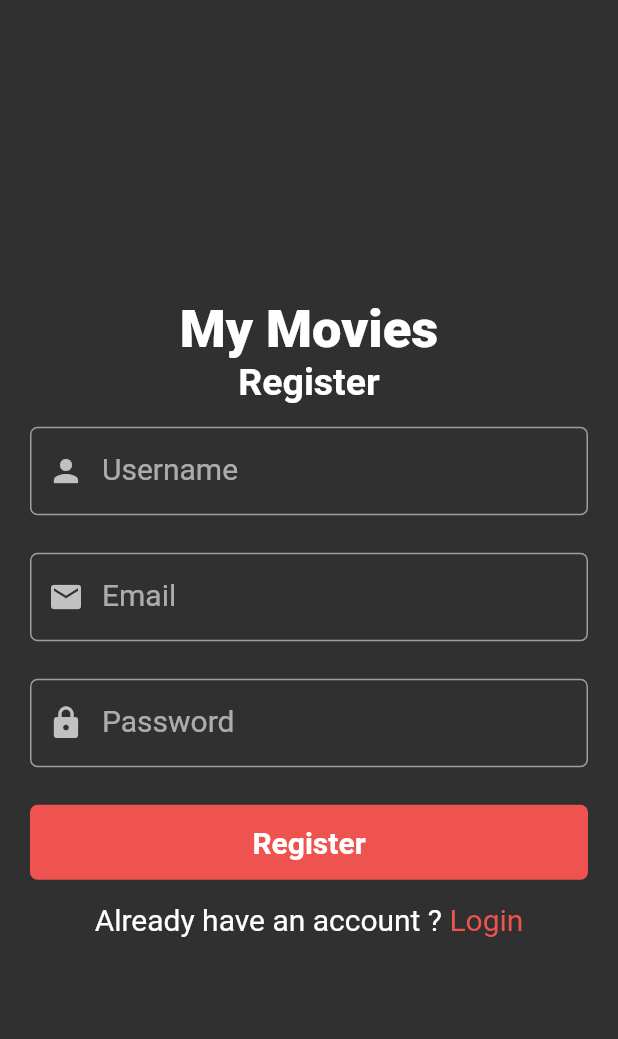
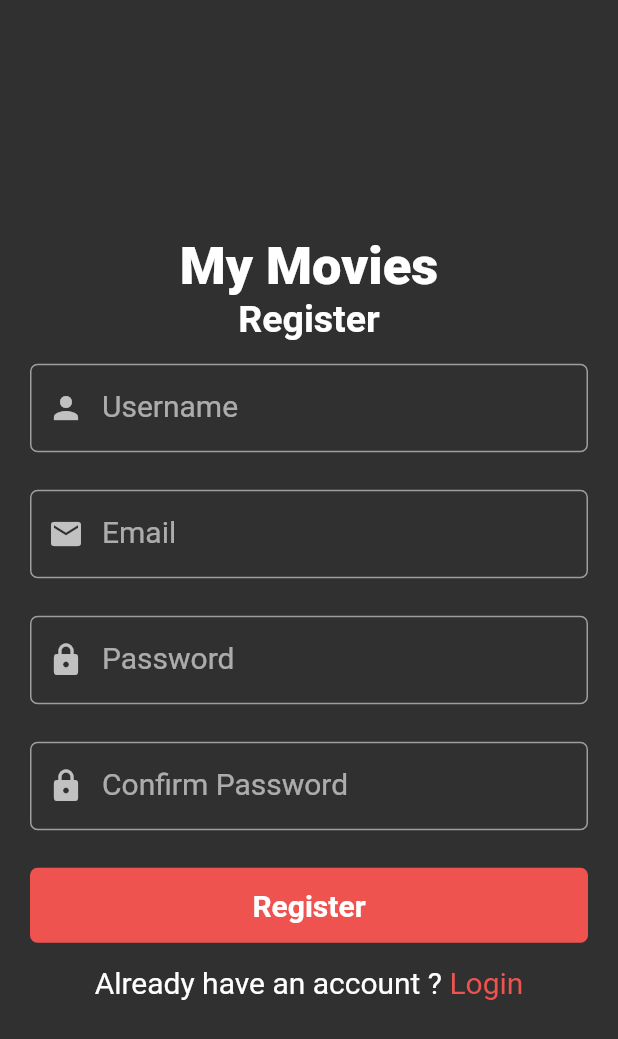
Before and after one commit to UltraViolet33/Movies-Apps, a Flutter app: the screen it shows after launch, after a tap on "Register", on a phone screen of 412 x 824 dp. Shown: the top 1039 px of the screen. Run offline on Flutter 3.47's test engine with Material 2 defaults, Android fonts, the phone set to English and light mode, and no system bars.

Commit message:
create auth_controller

```diff
--- /dev/null
+++ b/app/lib/controllers/auth_controller.dart
@@ -0,0 +1,19 @@
+import 'package:http/http.dart' as http;
+
+class AuthController {
+  static final _client = http.Client();
+
+  static var _registerUrl = Uri.parse("http://127.0.0.1:5000/sign-up");
+
+  static registerUser(String email, String username, String password,
+      String passwordConfirmation) async {
+    // http.Response response = await _client.post(_registerUrl, body: {
+    //   "email": email,
+    //   "username": username,
+    //   "password": password,
+    //   "passwordConfirmation": passwordConfirmation
+    // });
+
+    print(email);
+  }
+}
--- a/app/lib/views/auth/register_screen.dart
+++ b/app/lib/views/auth/register_screen.dart
@@ -1,4 +1,5 @@
 import 'package:app/constants.dart';
+import 'package:app/controllers/auth_controller.dart';
 import 'package:app/views/widgets/text_input_field.dart';
 import 'package:flutter/material.dart';
 
@@ -8,11 +9,17 @@ class RegisterScreen extends StatelessWidget {
   final TextEditingController _usernameController = TextEditingController();
   final TextEditingController _emailController = TextEditingController();
   final TextEditingController _passwordController = TextEditingController();
+  final TextEditingController _passwordConfirmationController =
+      TextEditingController();
 
   @override
   Widget build(BuildContext context) {
     return Scaffold(
-        body: Container(
+        body: SingleChildScrollView(
+          child: ConstrainedBox(
+            constraints: BoxConstraints(minWidth: MediaQuery.of(context).size.width,
+            minHeight: MediaQuery.of(context).size.height),
+            child: Container(
               alignment: Alignment.center,
               child: Column(
                 mainAxisAlignment: MainAxisAlignment.center,
@@ -20,12 +27,16 @@ class RegisterScreen extends StatelessWidget {
                   const Text(
                     "My Movies",
                     style: TextStyle(
-                fontSize: 35, color: Colors.white, fontWeight: FontWeight.w900),
+                        fontSize: 35,
+                        color: Colors.white,
+                        fontWeight: FontWeight.w900),
                   ),
                   const Text(
                     "Register",
                     style: TextStyle(
-                fontSize: 25, color: Colors.white, fontWeight: FontWeight.w700),
+                        fontSize: 25,
+                        color: Colors.white,
+                        fontWeight: FontWeight.w700),
                   ),
                   const SizedBox(
                     height: 15,
@@ -68,17 +79,37 @@ class RegisterScreen extends StatelessWidget {
                     height: 25,
                   ),
                   Container(
+                    width: MediaQuery.of(context).size.width,
+                    margin: const EdgeInsets.symmetric(horizontal: 20),
+                    child: TextInputField(
+                      controller: _passwordConfirmationController,
+                      labelText: "Confirm Password",
+                      icon: Icons.lock,
+                      isObscure: true,
+                    ),
+                  ),
+                  const SizedBox(
+                    height: 25,
+                  ),
+                  Container(
                     width: MediaQuery.of(context).size.width - 40,
                     height: 50,
                     decoration: BoxDecoration(
                         color: buttonColor,
                         borderRadius: const BorderRadius.all(Radius.circular(5))),
                     child: InkWell(
-                onTap: () {},
+                        onTap: () {
+                          AuthController.registerUser(
+                              _emailController.text,
+                              _usernameController.text,
+                              _passwordController.text,
+                              _passwordConfirmationController.text);
+                        },
                         child: const Center(
                             child: Text(
                           "Register",
-                  style: TextStyle(fontSize: 20, fontWeight: FontWeight.w700),
+                          style:
+                              TextStyle(fontSize: 20, fontWeight: FontWeight.w700),
                         ))),
                   ),
                   const SizedBox(
@@ -102,6 +133,8 @@ class RegisterScreen extends StatelessWidget {
                   )
                 ],
               ),
+            ),
+          ),
         ));
   }
 }
--- a/app/pubspec.yaml
+++ b/app/pubspec.yaml
@@ -36,6 +36,7 @@ dependencies:
   # The following adds the Cupertino Icons font to your application.
   # Use with the CupertinoIcons class for iOS style icons.
   cupertino_icons: ^1.0.2
+  http: ^0.13.5
 
 dev_dependencies:
   flutter_test:
```
Also changed, not shown: app/pubspec.lock. Lines whose indentation alone changed are shown as unchanged.
